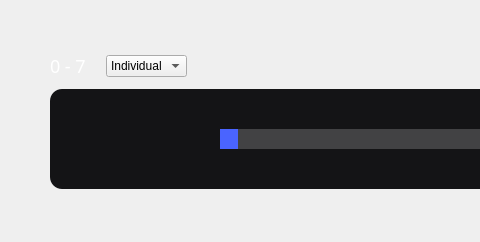
Qt form ui/digitalIoElement.ui (analogdevicesinc/scopy) before a commit; both pictures show x 0 to 480 and y 0 to 242 of the 815 by 242 pixel window.
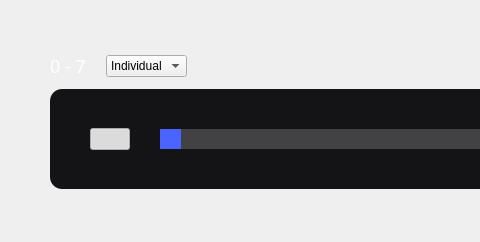
The same form after that commit. The open tabs and pages were chosen to show the change. Icons and pictures are not drawn. Custom widgets are drawn as their Qt base class.

Commit message: ui/digitalIoElement.ui: update in/out button to match the others

What changed in the file:
```diff
--- a/ui/digitalIoElement.ui
+++ b/ui/digitalIoElement.ui
@@ -224,21 +224,6 @@
 border:1px solid red;
 }
 
-QPushButton
-{
-width:100px;
-height:30px;
-border-radius:2px;
-}
-QPushButton:checked
-{
- background-image: url(&quot;:/icons/in-out-in.svg&quot;);
-}
-
-QPushButton:!checked
-{
- background-image: url(&quot;:/icons/in-out-out.svg&quot;);
-}
 </string>
         </property>
         <layout class="QVBoxLayout" name="verticalLayout_3">
@@ -448,6 +433,13 @@
    </item>
   </layout>
  </widget>
+ <customwidgets>
+  <customwidget>
+   <class>adiscope::CustomSwitch</class>
+   <extends>QPushButton</extends>
+   <header>customSwitch.hpp</header>
+  </customwidget>
+ </customwidgets>
  <resources/>
  <connections/>
 </ui>
```
Left out of the diff: 8 changed lines with no effect on the pictures.
